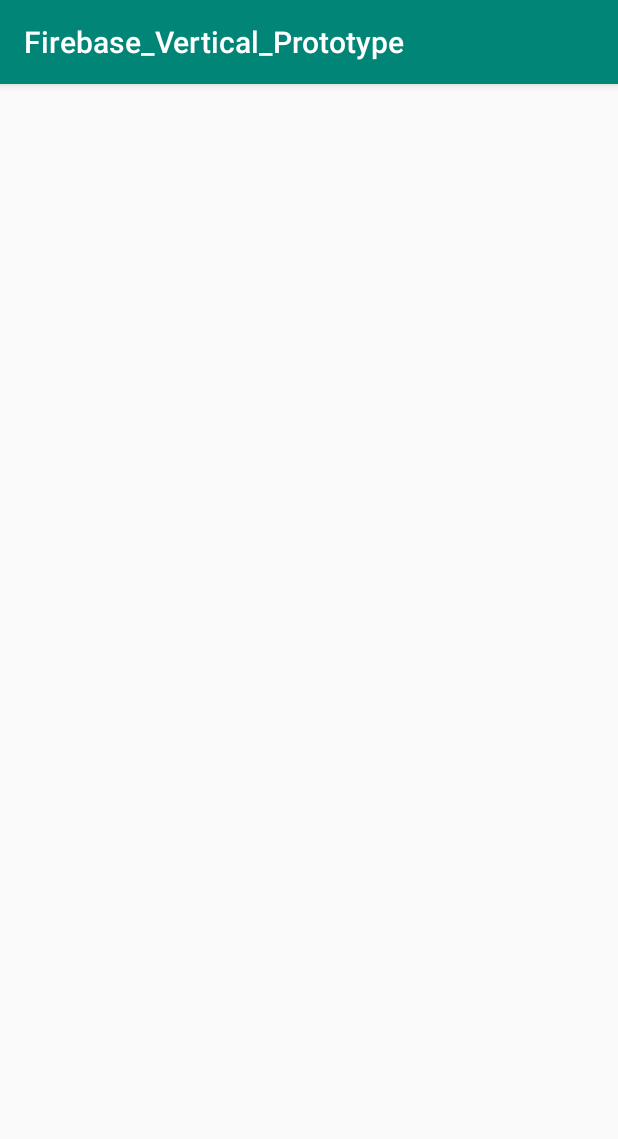
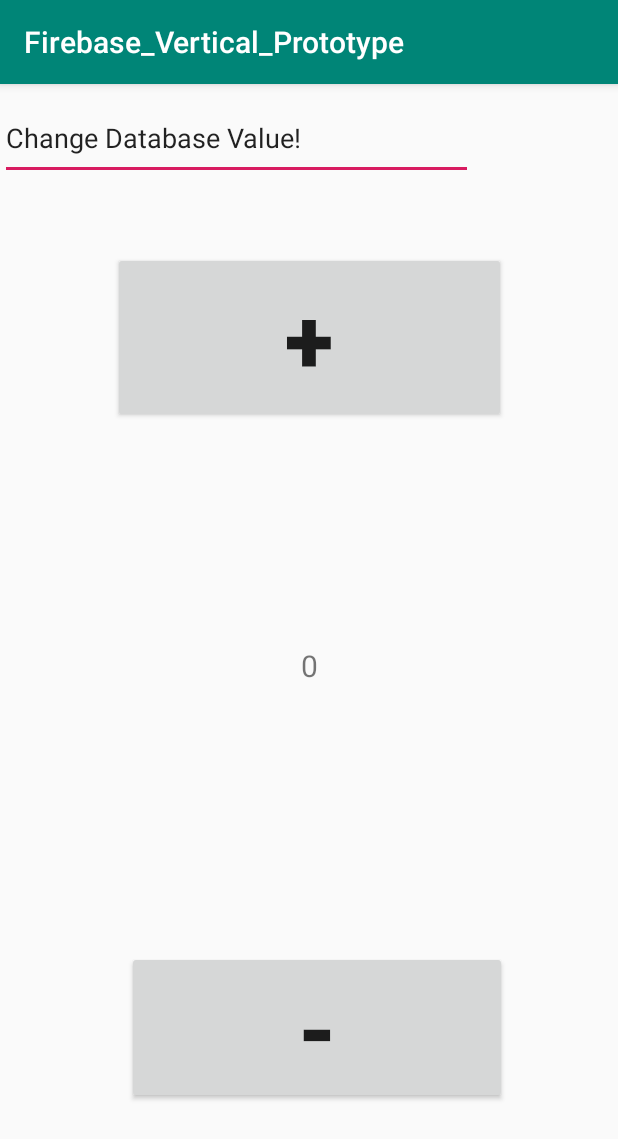
Before and after one commit to ChenChai/Orthus-Security-System, an Android app: the screen it shows after launch (MainActivity), on a phone screen of 412 x 824 dp. Shown: the top 1139 px of the screen. Run offline under Robolectric (Android 15) with nearby library versions, the phone set to English and light mode, and no system bars; our stand-ins replace Firebase (no records; nobody signed in at launch, a user with empty details on screens opened directly); 1 statement that could not run was skipped.

Commit message:
Implemented simple Android counting app that updates a database value at https://fir-vertical-prototype.firebaseio.com/

```diff
--- a/Firebase_Vertical_Prototype/app/build.gradle
+++ b/Firebase_Vertical_Prototype/app/build.gradle
@@ -19,8 +19,6 @@ android {
 }
 
 dependencies {
-    // for Firebase
-    implementation 'com.google.firebase:firebase-core:16.0.1'
 
     implementation fileTree(dir: 'libs', include: ['*.jar'])
     implementation 'com.android.support:appcompat-v7:28.0.0'
@@ -28,6 +26,10 @@ dependencies {
     testImplementation 'junit:junit:4.12'
     androidTestImplementation 'com.android.support.test:runner:1.0.2'
     androidTestImplementation 'com.android.support.test.espresso:espresso-core:3.0.2'
+
+    // for Firebase
+    implementation 'com.google.firebase:firebase-core:16.0.4'
+    implementation 'com.google.firebase:firebase-database:16.0.3'
 }
 // also for Firebase
 apply plugin: 'com.google.gms.google-services'
--- a/Firebase_Vertical_Prototype/app/src/main/java/com/example/firebase_vertical_prototype/MainActivity.java
+++ b/Firebase_Vertical_Prototype/app/src/main/java/com/example/firebase_vertical_prototype/MainActivity.java
@@ -1,13 +1,74 @@
 package com.example.firebase_vertical_prototype;
 
+import android.support.annotation.NonNull;
 import android.support.v7.app.AppCompatActivity;
 import android.os.Bundle;
+import android.view.View;
+import android.widget.Button;
+import android.widget.TextView;
+
+import com.google.firebase.database.DataSnapshot;
+import com.google.firebase.database.DatabaseError;
+import com.google.firebase.database.DatabaseReference;
+import com.google.firebase.database.FirebaseDatabase;
+import com.google.firebase.database.ValueEventListener;
 
 public class MainActivity extends AppCompatActivity {
+
+    private Button plusButton;
+    private Button minusButton;
+    private TextView numberTextView;
+    long num;
+
 
     @Override
     protected void onCreate(Bundle savedInstanceState) {
         super.onCreate(savedInstanceState);
         setContentView(R.layout.activity_main);
+
+        // get an instance of the database
+        FirebaseDatabase database = FirebaseDatabase.getInstance();
+        final DatabaseReference myRef = database.getReference("testValue"); // this determines which value to read!
+
+        // associate the buttons in the xml file with these buttons
+        plusButton = findViewById(R.id.plusButton);
+        minusButton = findViewById(R.id.minusButton);
+        numberTextView = findViewById(R.id.numberTextView);
+
+
+        // set listeners for when the plus and minus buttons are pressed
+        plusButton.setOnClickListener(new View.OnClickListener() {
+            @Override
+            public void onClick(View v) {
+                num = num + 1;
+                myRef.setValue(num);
+            }
+        });
+
+        minusButton.setOnClickListener(new View.OnClickListener() {
+            @Override
+            public void onClick(View v) {
+                num = num - 1;
+                myRef.setValue(num);
+            }
+        });
+
+
+        // set a listener for when the realtime database changes
+        myRef.addValueEventListener(new ValueEventListener() {
+            @Override
+            public void onDataChange(@NonNull DataSnapshot dataSnapshot) {
+                num = (long) dataSnapshot.getValue();
+                numberTextView.setText((Long.toString(num)));
+
+            }
+
+            @Override
+            public void onCancelled(@NonNull DatabaseError databaseError) {
+                numberTextView.setText("Failed to retrieve value!"); // TODO: figure out why this code doesn't run when there's no internet connection
+            }
+        });
+
+
     }
 }
--- a/Firebase_Vertical_Prototype/app/src/main/res/layout/activity_main.xml
+++ b/Firebase_Vertical_Prototype/app/src/main/res/layout/activity_main.xml
@@ -6,4 +6,65 @@
     android:layout_height="match_parent"
     tools:context=".MainActivity">
 
+    <TextView
+        android:id="@+id/numberTextView"
+        android:layout_width="wrap_content"
+        android:layout_height="56dp"
+        android:layout_marginStart="8dp"
+        android:layout_marginLeft="8dp"
+        android:layout_marginTop="8dp"
+        android:layout_marginEnd="8dp"
+        android:layout_marginRight="8dp"
+        android:layout_marginBottom="8dp"
+        android:text="TextView"
+        android:textSize="20sp"
+        app:layout_constraintBottom_toTopOf="@+id/minusButton"
+        app:layout_constraintEnd_toEndOf="parent"
+        app:layout_constraintStart_toStartOf="parent"
+        app:layout_constraintTop_toBottomOf="@+id/plusButton" />
+
+    <Button
+        android:id="@+id/plusButton"
+        android:layout_width="262dp"
+        android:layout_height="114dp"
+        android:layout_marginStart="8dp"
+        android:layout_marginLeft="8dp"
+        android:layout_marginTop="48dp"
+        android:layout_marginEnd="8dp"
+        android:layout_marginRight="8dp"
+        android:text="+"
+        android:textSize="60sp"
+        android:textStyle="bold"
+        app:layout_constraintEnd_toEndOf="parent"
+        app:layout_constraintStart_toStartOf="parent"
+        app:layout_constraintTop_toBottomOf="@+id/editText" />
+
+    <Button
+        android:id="@+id/minusButton"
+        android:layout_width="253dp"
+        android:layout_height="102dp"
+        android:layout_marginStart="8dp"
+        android:layout_marginLeft="8dp"
+        android:layout_marginEnd="8dp"
+        android:layout_marginRight="8dp"
+        android:layout_marginBottom="88dp"
+        android:text="-"
+        android:textSize="60sp"
+        android:textStyle="bold"
+        app:layout_constraintBottom_toBottomOf="parent"
+        app:layout_constraintEnd_toEndOf="parent"
+        app:layout_constraintHorizontal_bias="0.539"
+        app:layout_constraintStart_toStartOf="parent" />
+
+    <EditText
+        android:id="@+id/editText"
+        android:layout_width="315dp"
+        android:layout_height="56dp"
+        android:layout_marginTop="8dp"
+        android:ems="10"
+        android:inputType="textPersonName"
+        android:singleLine="false"
+        android:text="Change Database Value!"
+        app:layout_constraintTop_toTopOf="parent"
+        tools:layout_editor_absoluteX="17dp" />
 </android.support.constraint.ConstraintLayout>
```
